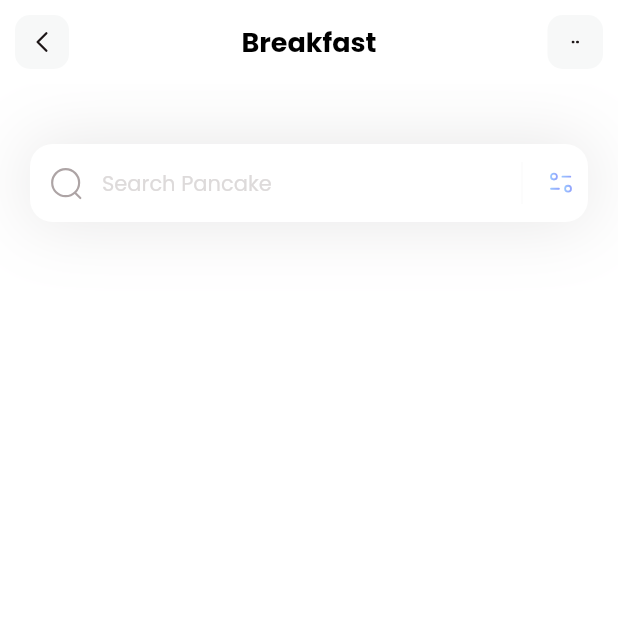
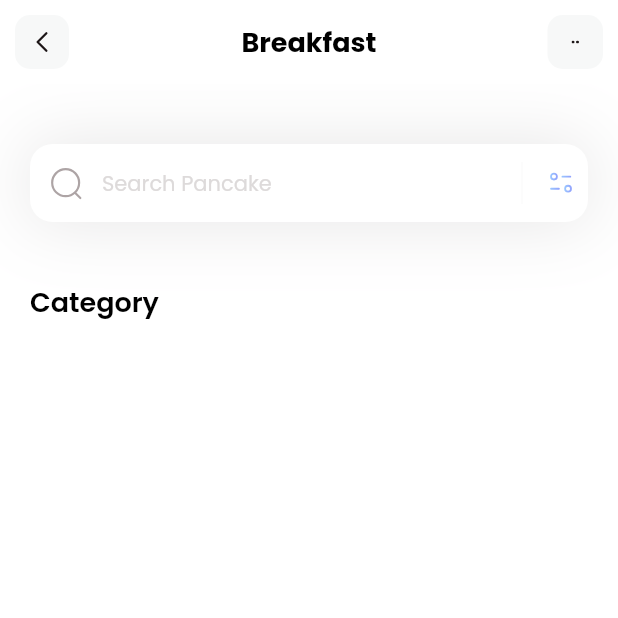
Before and after one commit to Balint90/fitness, a Flutter app: the screen it shows after launch, on a phone screen of 412 x 824 dp, the top half of it. Run offline on Flutter 3.47's test engine with Material 2 defaults, Android fonts, the phone set to English and light mode, and no system bars; our stand-ins replace flutter_svg.

Commit message:
add category text

```diff
--- a/lib/pages/home.dart
+++ b/lib/pages/home.dart
@@ -10,8 +10,25 @@ class HomePage extends StatelessWidget {
       appBar: appBar(),
       backgroundColor: Colors.white,
       body: Column(
+        crossAxisAlignment: CrossAxisAlignment.start,
         children: [
           _searchField(),
+          SizedBox(
+            height: 40,
+          ),
+          Column(
+            children: [
+              Padding(
+                padding: const EdgeInsets.only(left: 20),
+                child: Text('Category',
+                    style: TextStyle(
+                      color: Colors.black,
+                      fontSize: 18,
+                      fontWeight: FontWeight.w600,
+                    )),
+              ),
+            ],
+          )
         ],
       ),
     );
```
